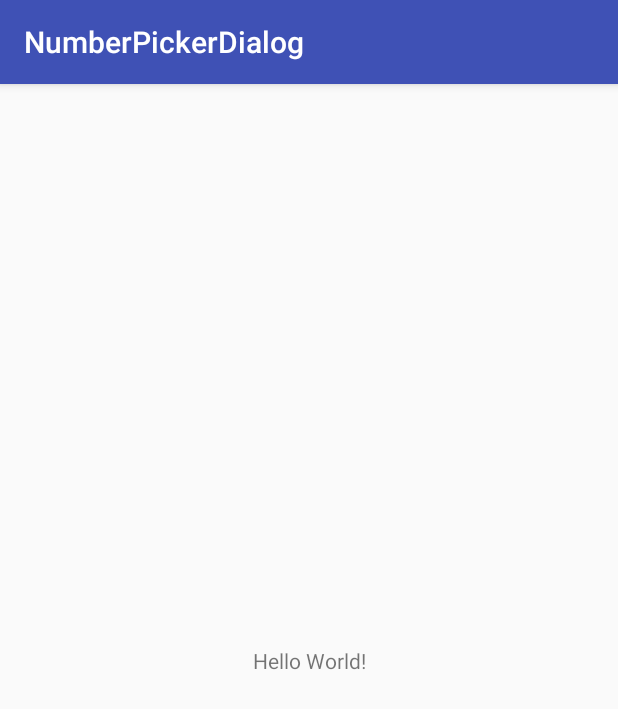
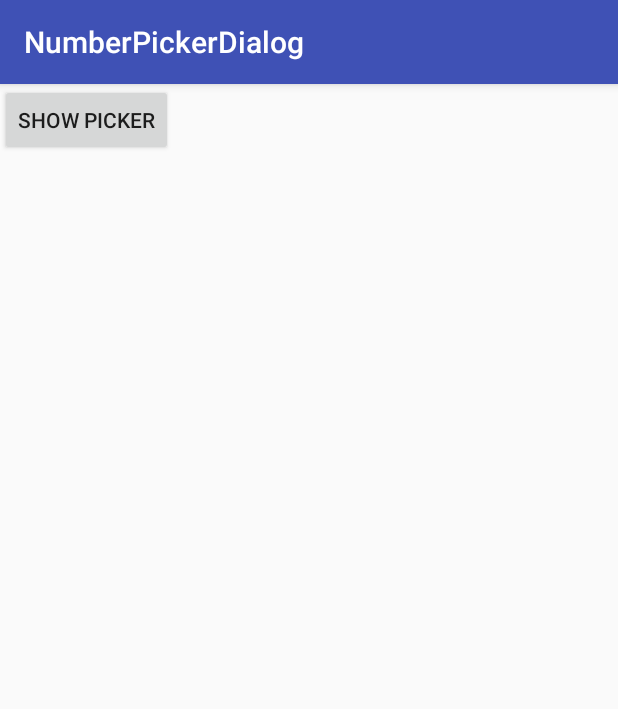
Before and after one commit to illiaNaumov/NumberPickerDialog, an Android app: the screen it shows after launch (MainActivity), on a phone screen of 412 x 824 dp. Shown: the top 709 px of the screen. Run offline under Robolectric (Android 15) with nearby library versions, the phone set to English and light mode, and no system bars.

Commit message:
number dialog picker added

```diff
--- a/app/src/main/java/com/il_mov/numberpickerdialog/MainActivity.kt
+++ b/app/src/main/java/com/il_mov/numberpickerdialog/MainActivity.kt
@@ -1,12 +1,90 @@
 package com.il_mov.numberpickerdialog
 
+import android.content.res.Resources
+import android.graphics.Color
+import android.graphics.Paint
+import android.graphics.drawable.ColorDrawable
+import android.os.Bundle
+import android.support.design.widget.BottomSheetBehavior
 import android.support.v7.app.AppCompatActivity
-import android.os.Bundle
+import android.util.Log
+import android.view.View
+import android.widget.EditText
+import android.widget.NumberPicker
+import kotlinx.android.synthetic.main.activity_main.*
+import kotlinx.android.synthetic.main.dialog_number_picker.*
 
 class MainActivity : AppCompatActivity() {
 
     override fun onCreate(savedInstanceState: Bundle?) {
         super.onCreate(savedInstanceState)
         setContentView(R.layout.activity_main)
+
+        setNumberPickerTextColor(numberPicker, Color.parseColor("#58b947"))
+        setDividerColor(numberPicker, Color.parseColor("#b7b7b7"))
+        numberPicker.maxValue = 10
+
+        val bottomSheetBehavior = BottomSheetBehavior.from(bottom_sheet)
+        bottomSheetBehavior.isHideable
+        bottomSheetBehavior.state = BottomSheetBehavior.STATE_HIDDEN
+
+        showPickerButtonView.setOnClickListener {
+            toggleBottomSheet(bottomSheetBehavior)
+        }
+    }
+
+    private fun toggleBottomSheet(bottomSheetBehavior: BottomSheetBehavior<out View>) {
+        if (bottomSheetBehavior.state == BottomSheetBehavior.STATE_EXPANDED) {
+            bottomSheetBehavior.state = BottomSheetBehavior.STATE_HIDDEN
+        } else {
+            bottomSheetBehavior.state = BottomSheetBehavior.STATE_EXPANDED
+        }
+    }
+
+    private fun setNumberPickerTextColor(numberPicker: NumberPicker, color: Int): Boolean {
+        val count = numberPicker.childCount
+        for (i in 0 until count) {
+            val child = numberPicker.getChildAt(i)
+            if (child is EditText) {
+                try {
+                    val selectorWheelPaintField = numberPicker.javaClass
+                            .getDeclaredField("mSelectorWheelPaint")
+                    selectorWheelPaintField.isAccessible = true
+                    (selectorWheelPaintField.get(numberPicker) as Paint).color = color
+                    child.setTextColor(color)
+                    numberPicker.invalidate()
+                    return true
+                } catch (e: NoSuchFieldException) {
+                    Log.w("setNumberPickrTextColor", e)
+                } catch (e: IllegalAccessException) {
+                    Log.w("setNumberPickrTextColor", e)
+                } catch (e: IllegalArgumentException) {
+                    Log.w("setNumberPickrTextColor", e)
+                }
+            }
+        }
+        return false
+    }
+
+    private fun setDividerColor(picker: NumberPicker, color: Int) {
+
+        val pickerFields = NumberPicker::class.java.declaredFields
+        for (pf in pickerFields) {
+            if (pf.name == "mSelectionDivider") {
+                pf.isAccessible = true
+                try {
+                    val colorDrawable = ColorDrawable(color)
+                    pf.set(picker, colorDrawable)
+                } catch (e: IllegalArgumentException) {
+                    e.printStackTrace()
+                } catch (e: Resources.NotFoundException) {
+                    e.printStackTrace()
+                } catch (e: IllegalAccessException) {
+                    e.printStackTrace()
+                }
+
+                break
+            }
+        }
     }
 }
--- a/app/src/main/res/layout/activity_main.xml
+++ b/app/src/main/res/layout/activity_main.xml
@@ -1,18 +1,20 @@
 <?xml version="1.0" encoding="utf-8"?>
-<android.support.constraint.ConstraintLayout xmlns:android="http://schemas.android.com/apk/res/android"
+<android.support.design.widget.CoordinatorLayout xmlns:android="http://schemas.android.com/apk/res/android"
     xmlns:app="http://schemas.android.com/apk/res-auto"
     xmlns:tools="http://schemas.android.com/tools"
     android:layout_width="match_parent"
     android:layout_height="match_parent"
-    tools:context="com.il_mov.numberpickerdialog.MainActivity">
+    tools:context=".MainActivity">
 
-    <TextView
+    <Button
+        android:id="@+id/showPickerButtonView"
         android:layout_width="wrap_content"
         android:layout_height="wrap_content"
-        android:text="Hello World!"
+        android:text="Show picker"
         app:layout_constraintBottom_toBottomOf="parent"
         app:layout_constraintLeft_toLeftOf="parent"
         app:layout_constraintRight_toRightOf="parent"
         app:layout_constraintTop_toTopOf="parent" />
 
-</android.support.constraint.ConstraintLayout>
+    <include layout="@layout/dialog_number_picker" />
+</android.support.design.widget.CoordinatorLayout>
```
Also changed, not shown: app/build.gradle (+17 -4 lines), app/src/main/res/layout/dialog_number_picker.xml (added, +83 -0 lines), 1 other file.
